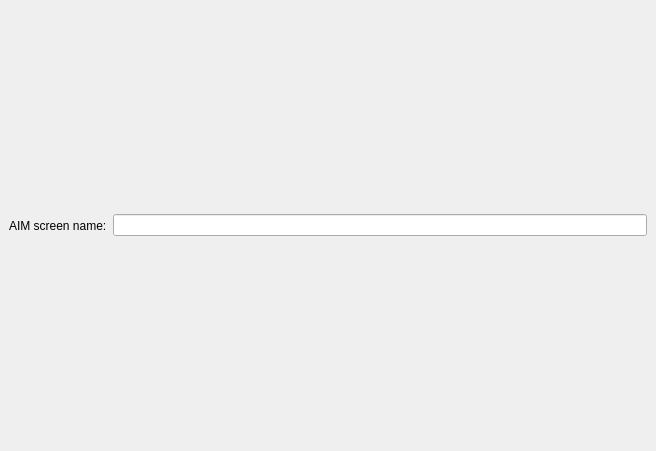
First picture: the form in protocols/oscar/aim/ui/aimaddcontactui.ui, repository KDE/kopete, before the edit.
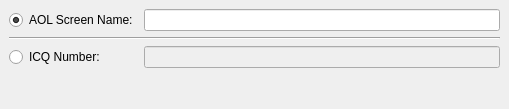
Second picture: the form after the edit.

```diff
--- a/protocols/oscar/aim/ui/aimaddcontactui.ui
+++ b/protocols/oscar/aim/ui/aimaddcontactui.ui
@@ -8,26 +8,63 @@
    <rect>
     <x>0</x>
     <y>0</y>
-    <width>656</width>
-    <height>451</height>
+    <width>509</width>
+    <height>109</height>
    </rect>
   </property>
-  <layout class="QHBoxLayout" >
+  <layout class="QGridLayout" >
    <property name="margin" >
     <number>9</number>
    </property>
    <property name="spacing" >
     <number>6</number>
    </property>
-   <item>
-    <widget class="QLabel" name="TextLabel1" >
+   <item row="0" column="0" >
+    <widget class="QRadioButton" name="aimRadioButton" >
      <property name="text" >
-      <string>AIM screen name:</string>
+      <string>AOL Screen Name:</string>
      </property>
+     <property name="checked" >
+      <bool>true</bool>
+     </property>
     </widget>
    </item>
-   <item>
-    <widget class="QLineEdit" name="addSN" />
+   <item row="0" column="1" >
+    <widget class="QLineEdit" name="aimEdit" />
+   </item>
+   <item row="1" column="0" colspan="2" >
+    <widget class="Line" name="line" >
+     <property name="orientation" >
+      <enum>Qt::Horizontal</enum>
+     </property>
+    </widget>
+   </item>
+   <item row="2" column="0" >
+    <widget class="QRadioButton" name="icqRadioButton" >
+     <property name="text" >
+      <string>ICQ Number:</string>
+     </property>
+    </widget>
+   </item>
+   <item row="2" column="1" >
+    <widget class="QLineEdit" name="icqEdit" >
+     <property name="enabled" >
+      <bool>false</bool>
+     </property>
+    </widget>
+   </item>
+   <item row="3" column="1" >
+    <spacer>
+     <property name="orientation" >
+      <enum>Qt::Vertical</enum>
+     </property>
+     <property name="sizeHint" >
+      <size>
+       <width>20</width>
+       <height>16</height>
+      </size>
+     </property>
+    </spacer>
    </item>
   </layout>
  </widget>
```
Left out of the diff: 6 changed lines with no effect on the pictures.
